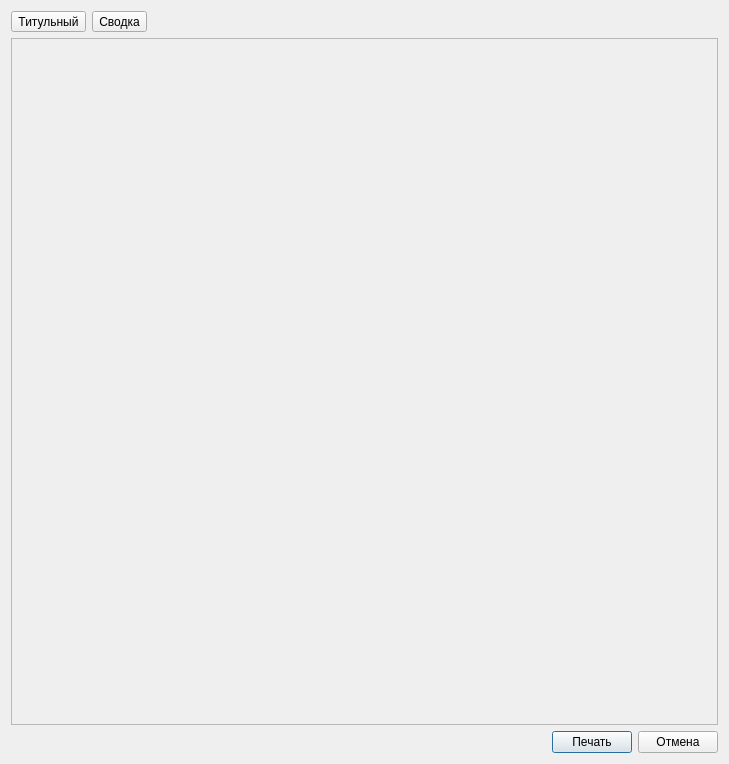
Before: the Qt Designer form client/src/print/printform.ui in rainovskyqt/teacher_plan, drawn with Qt 5.
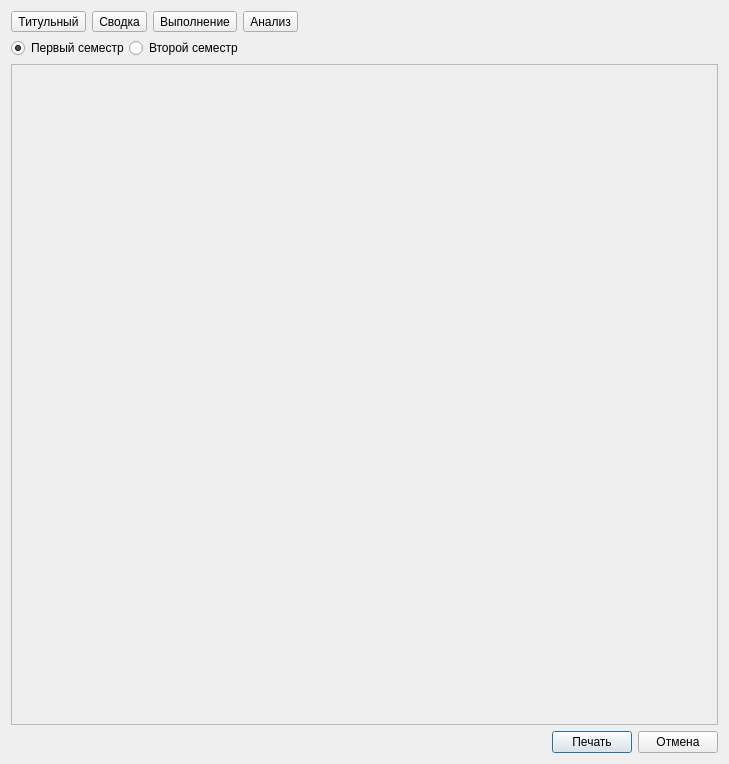
After: the same form once the commit is applied.

What changed in the file:
```diff
--- a/client/src/print/printform.ui
+++ b/client/src/print/printform.ui
@@ -30,6 +30,20 @@
        </property>
       </widget>
      </item>
+     <item>
+      <widget class="QToolButton" name="btn_complete">
+       <property name="text">
+        <string>Выполнение</string>
+       </property>
+      </widget>
+     </item>
+     <item>
+      <widget class="QToolButton" name="btn_analisis">
+       <property name="text">
+        <string>Анализ</string>
+       </property>
+      </widget>
+     </item>
      <item>
       <spacer name="horizontalSpacer_2">
        <property name="orientation">
@@ -45,6 +59,61 @@
      </item>
     </layout>
    </item>
+   <item>
+    <widget class="QWidget" name="w_semester" native="true">
+     <layout class="QVBoxLayout" name="verticalLayout_3">
+      <property name="spacing">
+       <number>0</number>
+      </property>
+      <property name="leftMargin">
+       <number>0</number>
+      </property>
+      <property name="topMargin">
+       <number>0</number>
+      </property>
+      <property name="rightMargin">
+       <number>0</number>
+      </property>
+      <property name="bottomMargin">
+       <number>0</number>
+      </property>
+      <item>
+       <layout class="QHBoxLayout" name="horizontalLayout_3">
+        <item>
+         <widget class="QRadioButton" name="rb_first">
+          <property name="text">
+           <string>Первый семестр</string>
+          </property>
+          <property name="checked">
+           <bool>true</bool>
+          </property>
+         </widget>
+        </item>
+        <item>
+         <widget class="QRadioButton" name="rb_second">
+          <property name="text">
+           <string>Второй семестр</string>
+          </property>
+         </widget>
+        </item>
+        <item>
+         <spacer name="horizontalSpacer_3">
+          <property name="orientation">
+           <enum>Qt::Horizontal</enum>
+          </property>
+          <property name="sizeHint" stdset="0">
+           <size>
+            <width>40</width>
+            <height>20</height>
+           </size>
+          </property>
+         </spacer>
+        </item>
+       </layout>
+      </item>
+     </layout>
+    </widget>
+   </item>
    <item>
     <widget class="QScrollArea" name="scrollArea">
      <property name="widgetResizable">
@@ -56,7 +125,7 @@
         <x>0</x>
         <y>0</y>
         <width>709</width>
-        <height>679</height>
+        <height>648</height>
        </rect>
       </property>
       <layout class="QVBoxLayout" name="verticalLayout">
```
